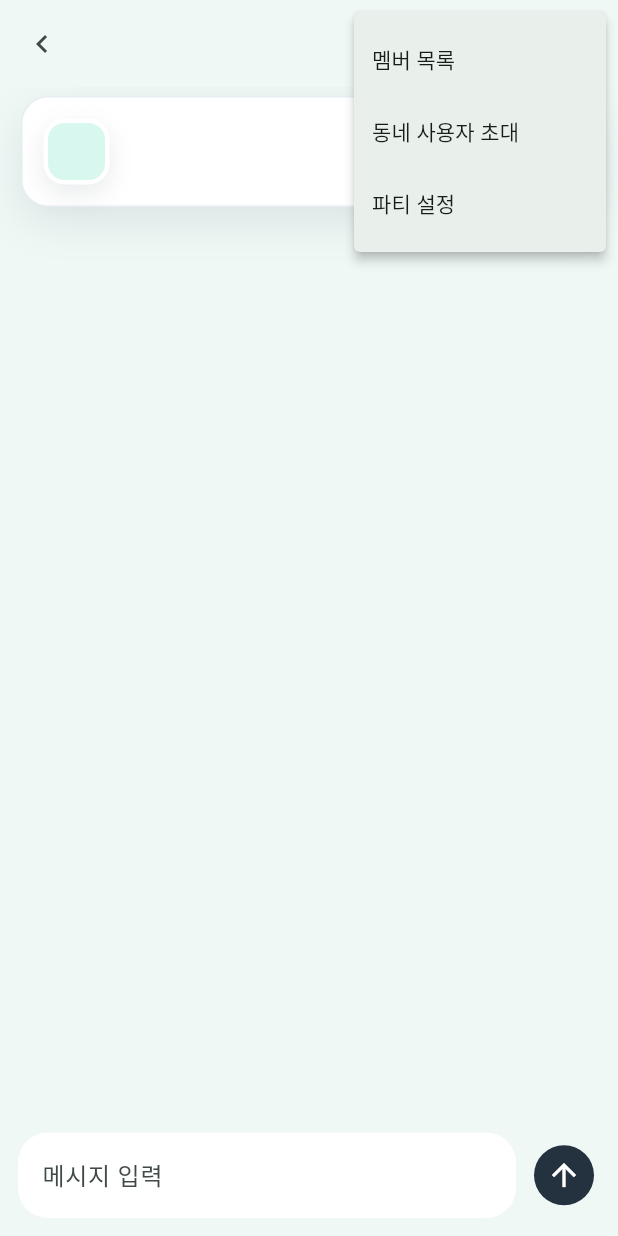
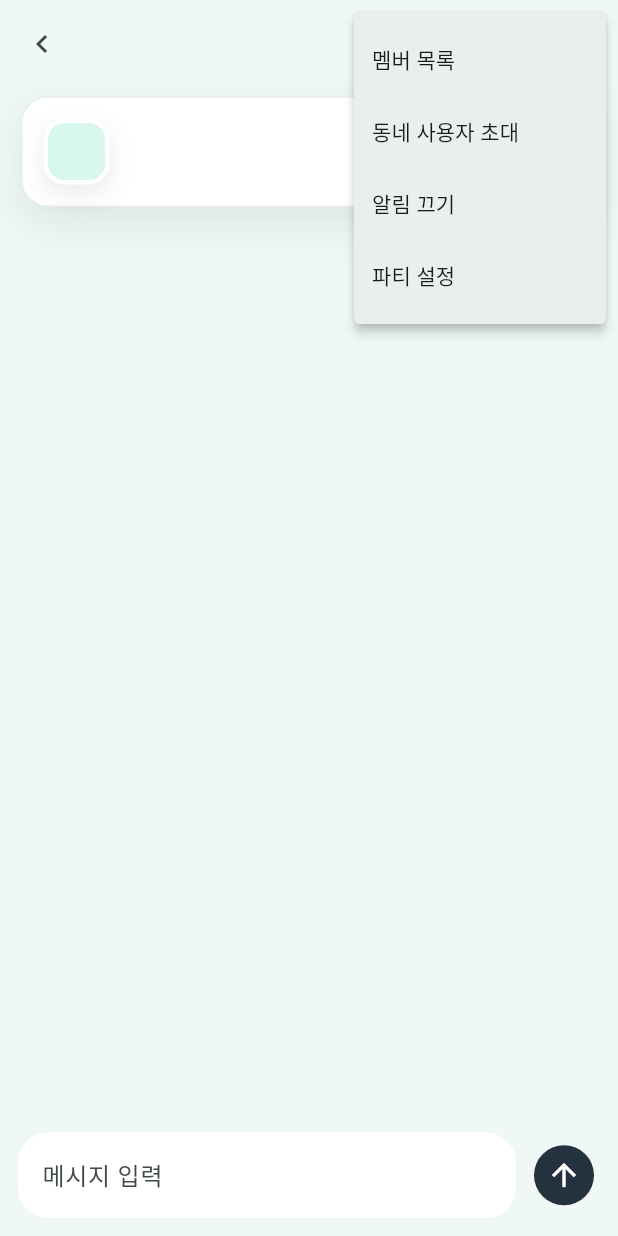
Before and after one commit to macbook4/yogi, a Flutter app: the ChatRoomPage screen opened directly with empty values, after a tap on the "keyboard control" icon, on a phone screen of 412 x 824 dp. Run offline on Flutter 3.47's test engine with Material 3 defaults, Android fonts, the phone set to English and light mode, and no system bars; missing offline and left inert: dart:html, dart:js_util, dart:ui_web, flutter_naver_map; Roboto replaces fonts that are missing (Apple SD Gothic Neo); statements that could not run were skipped.

Commit message:
Fix chat notification toggle

```diff
--- a/yogi_party_app/lib/main.dart
+++ b/yogi_party_app/lib/main.dart
@@ -279,6 +279,7 @@ class _MainShellState extends State<MainShell> {
     'party-2': ['요기: 비공개 파티가 열렸어요. 입장 요청이 필요합니다.', '준호: 공연 전 플라자홀에서 모여요.'],
     'party-3': ['요기: 파티방이 열렸어요. 기준 위치는 무브커피입니다.', '하린: 무브커피 앞에서 기다릴게요.'],
   };
+  final Map<String, bool> _notificationsEnabledByParty = {};
 
   List<ChatRoom> get _rooms => _parties
       .where((party) => party.joined)
@@ -297,6 +298,7 @@ class _MainShellState extends State<MainShell> {
           onlineCount: party.onlineCount,
           unreadCount: _tabIndex == 1 ? 0 : 1,
           active: party.meetupStatus != '종료',
+          notificationsEnabled: _notificationsEnabledByParty[party.id] ?? true,
         ),
       )
       .toList();
@@ -412,6 +414,10 @@ class _MainShellState extends State<MainShell> {
     _openLiveParty(party);
   }
 
+  void _setRoomNotifications(String roomId, bool enabled) {
+    setState(() => _notificationsEnabledByParty[roomId] = enabled);
+  }
+
   void _openLiveParty(LiveParty party) {
     Navigator.of(context).push(
       MaterialPageRoute(
@@ -430,8 +436,12 @@ class _MainShellState extends State<MainShell> {
             onlineCount: party.onlineCount,
             unreadCount: 0,
             active: true,
+            notificationsEnabled:
+                _notificationsEnabledByParty[party.id] ?? true,
           ),
           messages: _messagesByParty[party.id] ?? const [],
+          onNotificationChanged: (enabled) =>
+              _setRoomNotifications(party.id, enabled),
           onSend: (message) {
             setState(() {
               _messagesByParty.putIfAbsent(party.id, () => []);
@@ -459,7 +469,11 @@ class _MainShellState extends State<MainShell> {
         onOpenCreatedParty: _openCreatedParty,
         onJoinParty: _joinParty,
       ),
-      TalkListPage(rooms: _rooms, onOpenRoom: _openChatRoom),
+      TalkListPage(
+        rooms: _rooms,
+        onOpenRoom: _openChatRoom,
+        onNotificationChanged: _setRoomNotifications,
+      ),
       const MyPage(),
     ];
 
@@ -2476,10 +2490,12 @@ class TalkListPage extends StatelessWidget {
     super.key,
     required this.rooms,
     required this.onOpenRoom,
+    required this.onNotificationChanged,
   });
 
   final List<ChatRoom> rooms;
   final ValueChanged<ChatRoom> onOpenRoom;
+  final void Function(String roomId, bool enabled) onNotificationChanged;
 
   @override
   Widget build(BuildContext context) {
@@ -2492,6 +2508,7 @@ class TalkListPage extends StatelessWidget {
           for (final room in rooms)
             ChatRoomSwipeActions(
               room: room,
+              onNotificationChanged: onNotificationChanged,
               child: ChatRoomTile(room: room, onTap: () => onOpenRoom(room)),
             ),
         ],
@@ -2504,10 +2521,12 @@ class ChatRoomSwipeActions extends StatelessWidget {
   const ChatRoomSwipeActions({
     super.key,
     required this.room,
+    required this.onNotificationChanged,
     required this.child,
   });
 
   final ChatRoom room;
+  final void Function(String roomId, bool enabled) onNotificationChanged;
   final Widget child;
 
   @override
@@ -2515,21 +2534,32 @@ class ChatRoomSwipeActions extends StatelessWidget {
     return Dismissible(
       key: ValueKey('room-${room.id}'),
       confirmDismiss: (direction) async {
-        final message = direction == DismissDirection.startToEnd
-            ? '이 채팅방 알림을 껐어요.'
-            : '호스트는 파티 종료 후 나갈 수 있어요.';
+        final isNotificationAction = direction == DismissDirection.startToEnd;
+        if (isNotificationAction) {
+          final enabled = !room.notificationsEnabled;
+          onNotificationChanged(room.id, enabled);
+          ScaffoldMessenger.of(context).showSnackBar(
+            SnackBar(
+              content: Text(enabled ? '이 채팅방 알림을 켰어요.' : '이 채팅방 알림을 껐어요.'),
+              duration: const Duration(seconds: 1),
+            ),
+          );
+          return false;
+        }
         ScaffoldMessenger.of(context).showSnackBar(
-          SnackBar(
-            content: Text(message),
-            duration: const Duration(seconds: 1),
+          const SnackBar(
+            content: Text('호스트는 파티 종료 후 나갈 수 있어요.'),
+            duration: Duration(seconds: 1),
           ),
         );
         return false;
       },
-      background: const ChatSwipeBackground(
+      background: ChatSwipeBackground(
         alignment: Alignment.centerLeft,
-        icon: Icons.notifications_off,
-        label: '알림 끄기',
+        icon: room.notificationsEnabled
+            ? Icons.notifications_off
+            : Icons.notifications_none,
+        label: room.notificationsEnabled ? '알림 끄기' : '알림 켜기',
         color: YogiColors.mint,
       ),
       secondaryBackground: const ChatSwipeBackground(
@@ -2726,11 +2756,13 @@ class ChatRoomPage extends StatefulWidget {
     super.key,
     required this.room,
     required this.messages,
+    required this.onNotificationChanged,
     required this.onSend,
   });
 
   final ChatRoom room;
   final List<String> messages;
+  final ValueChanged<bool> onNotificationChanged;
   final ValueChanged<String> onSend;
 
   @override
@@ -2740,6 +2772,13 @@ class ChatRoomPage extends StatefulWidget {
 class _ChatRoomPageState extends State<ChatRoomPage> {
   final _controller = TextEditingController();
   final Set<int> _hiddenMessageIndexes = {};
+  late bool _notificationsEnabled;
+
+  @override
+  void initState() {
+    super.initState();
+    _notificationsEnabled = widget.room.notificationsEnabled;
+  }
 
   @override
   void dispose() {
@@ -2857,6 +2896,14 @@ class _ChatRoomPageState extends State<ChatRoomPage> {
     );
   }
 
+  void _setNotifications(bool enabled) {
+    setState(() => _notificationsEnabled = enabled);
+    widget.onNotificationChanged(enabled);
+    ScaffoldMessenger.of(context).showSnackBar(
+      SnackBar(content: Text(enabled ? '이 채팅방 알림을 켰어요.' : '이 채팅방 알림을 껐어요.')),
+    );
+  }
+
   @override
   Widget build(BuildContext context) {
     return Scaffold(
@@ -2865,6 +2912,8 @@ class _ChatRoomPageState extends State<ChatRoomPage> {
         preferredSize: const Size.fromHeight(58),
         child: ChatRoomHeader(
           room: widget.room,
+          notificationsEnabled: _notificationsEnabled,
+          onNotificationChanged: _setNotifications,
           onInvite: _showInviteCandidates,
           onMembers: _showMembers,
         ),
@@ -2990,11 +3039,15 @@ class ChatRoomHeader extends StatelessWidget {
   const ChatRoomHeader({
     super.key,
     required this.room,
+    required this.notificationsEnabled,
+    required this.onNotificationChanged,
     required this.onInvite,
     required this.onMembers,
   });
 
   final ChatRoom room;
+  final bool notificationsEnabled;
+  final ValueChanged<bool> onNotificationChanged;
   final VoidCallback onInvite;
   final VoidCallback onMembers;
 
@@ -3048,20 +3101,40 @@ class ChatRoomHeader extends StatelessWidget {
                   ),
                   PopupMenuButton<String>(
                     tooltip: '채팅방 메뉴',
-                    icon: const Icon(Icons.more_horiz),
+                    icon: Icon(
+                      notificationsEnabled
+                          ? Icons.more_horiz
+                          : Icons.notifications_off_outlined,
+                    ),
                     onSelected: (value) {
                       if (value == 'invite') onInvite();
                       if (value == 'members') onMembers();
+                      if (value == 'notifications') {
+                        onNotificationChanged(!notificationsEnabled);
+                      }
                       if (value == 'settings') {
                         ScaffoldMessenger.of(context).showSnackBar(
                           const SnackBar(content: Text('파티 설정은 준비 중입니다.')),
                         );
                       }
                     },
-                    itemBuilder: (context) => const [
-                      PopupMenuItem(value: 'members', child: Text('멤버 목록')),
-                      PopupMenuItem(value: 'invite', child: Text('동네 사용자 초대')),
-                      PopupMenuItem(value: 'settings', child: Text('파티 설정')),
+                    itemBuilder: (context) => [
+                      const PopupMenuItem(
+                        value: 'members',
+                        child: Text('멤버 목록'),
+                      ),
+                      const PopupMenuItem(
+                        value: 'invite',
+                        child: Text('동네 사용자 초대'),
+                      ),
+                      PopupMenuItem(
+                        value: 'notifications',
+                        child: Text(notificationsEnabled ? '알림 끄기' : '알림 켜기'),
+                      ),
+                      const PopupMenuItem(
+                        value: 'settings',
+                        child: Text('파티 설정'),
+                      ),
                     ],
                   ),
                 ],
```
Also changed, not shown: 1 other file.
